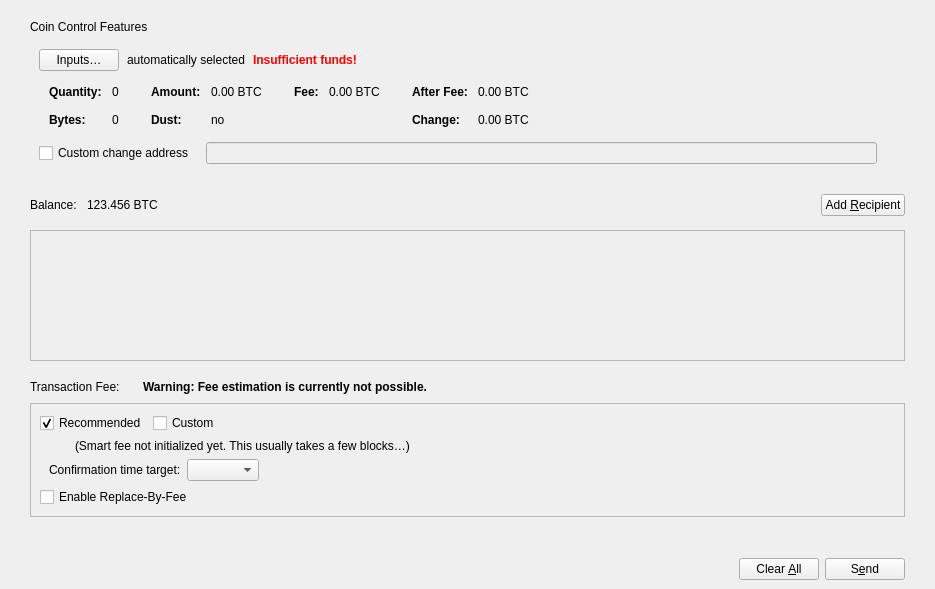
nezirin777/VIPSTARCOIN_dev, file src/qt/forms/sendcoinsdialog.ui: the form before one commit.
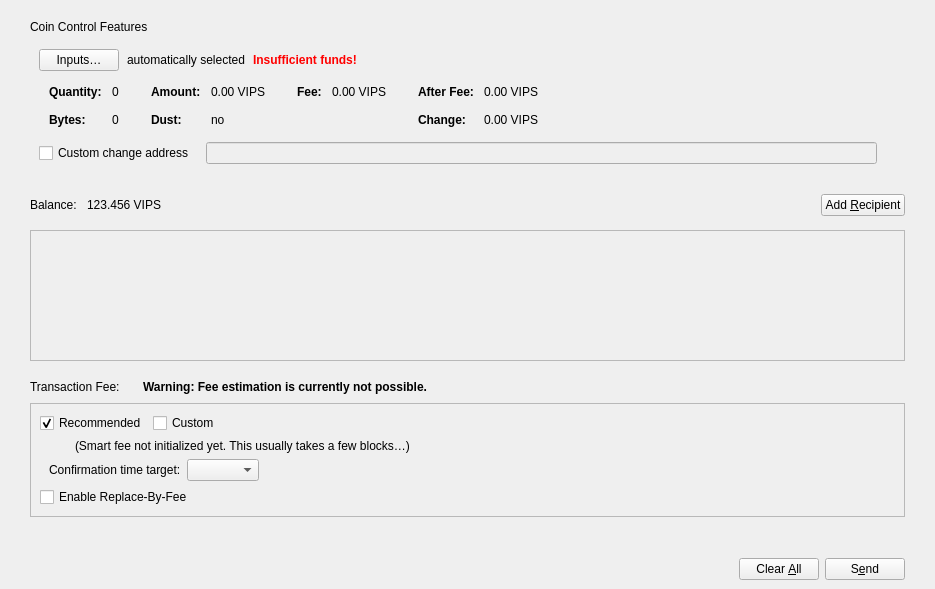
The form after the commit. Icons and pictures are not drawn. Custom widgets are drawn as their Qt base class.

```diff
--- a/src/qt/forms/sendcoinsdialog.ui
+++ b/src/qt/forms/sendcoinsdialog.ui
@@ -298,7 +298,7 @@
                        <enum>Qt::ActionsContextMenu</enum>
                       </property>
                       <property name="text">
-                       <string notr="true">0.00 BTC</string>
+                       <string notr="true">0.00 VIPS</string>
                       </property>
                       <property name="textInteractionFlags">
                        <set>Qt::LinksAccessibleByMouse|Qt::TextSelectableByMouse</set>
@@ -378,7 +378,7 @@
                        <enum>Qt::ActionsContextMenu</enum>
                       </property>
                       <property name="text">
-                       <string notr="true">0.00 BTC</string>
+                       <string notr="true">0.00 VIPS</string>
                       </property>
                       <property name="textInteractionFlags">
                        <set>Qt::LinksAccessibleByMouse|Qt::TextSelectableByMouse</set>
@@ -429,7 +429,7 @@
                        <enum>Qt::ActionsContextMenu</enum>
                       </property>
                       <property name="text">
-                       <string notr="true">0.00 BTC</string>
+                       <string notr="true">0.00 VIPS</string>
                       </property>
                       <property name="textInteractionFlags">
                        <set>Qt::LinksAccessibleByMouse|Qt::TextSelectableByMouse</set>
@@ -458,7 +458,7 @@
                        <enum>Qt::ActionsContextMenu</enum>
                       </property>
                       <property name="text">
-                       <string notr="true">0.00 BTC</string>
+                       <string notr="true">0.00 VIPS</string>
                       </property>
                       <property name="textInteractionFlags">
                        <set>Qt::LinksAccessibleByMouse|Qt::TextSelectableByMouse</set>
@@ -644,7 +644,7 @@
            <cursorShape>IBeamCursor</cursorShape>
           </property>
           <property name="text">
-           <string notr="true">123.456 BTC</string>
+           <string notr="true">123.456 VIPS</string>
           </property>
           <property name="textInteractionFlags">
            <set>Qt::LinksAccessibleByMouse|Qt::TextSelectableByMouse</set>
```
Left out of the diff: 2 changed lines with no effect on the pictures.
